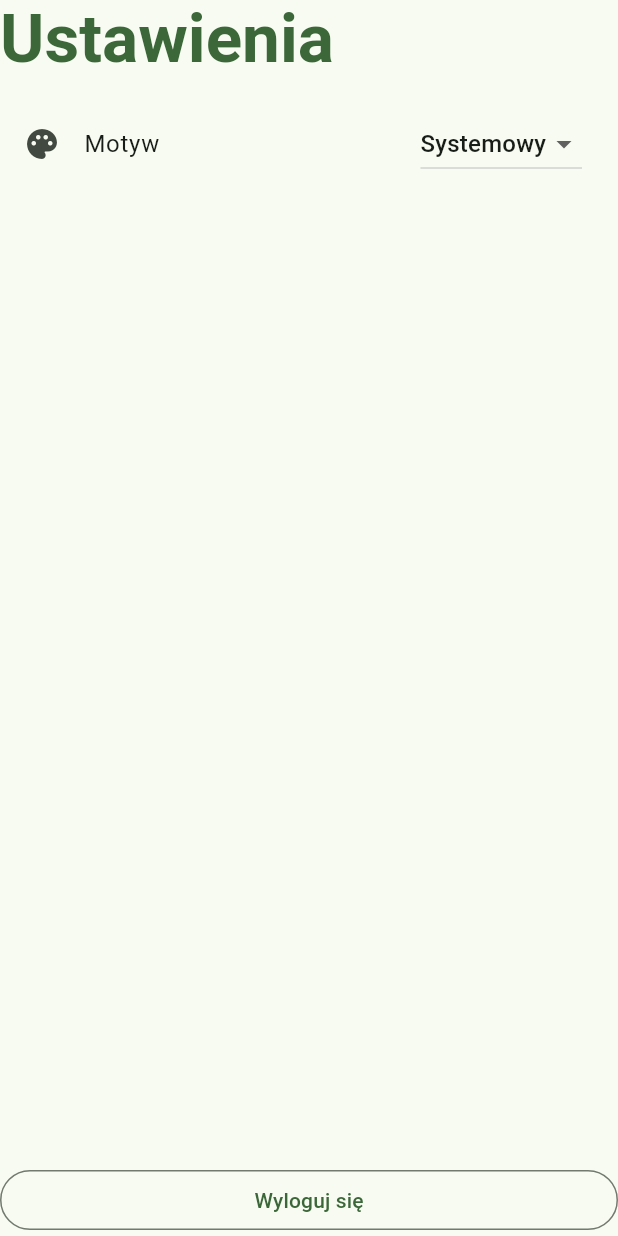
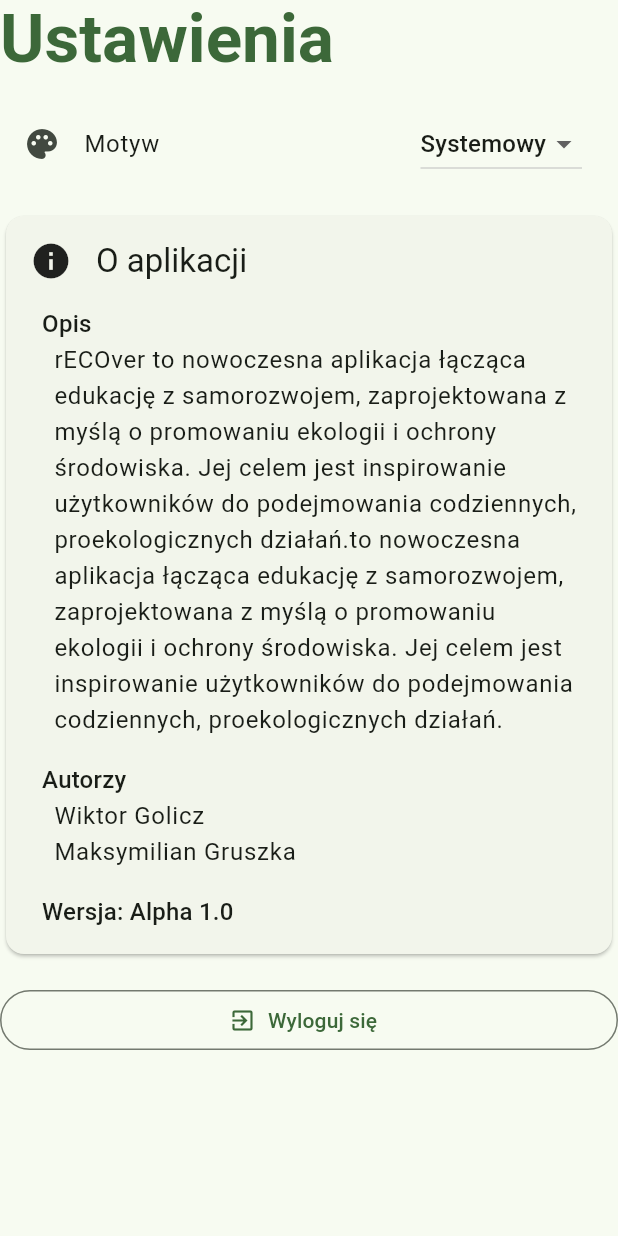
Before and after one commit to Wiktor102/rECOver, a Flutter app: the Settings widget shown alone on an empty page, opened directly, on a phone screen of 412 x 824 dp. Run offline on Flutter 3.47's test engine with Material 3 defaults, Android fonts, the phone set to English and light mode, and no system bars; our stand-ins replace flutter_secure_storage, go_router, material_symbols_icons; missing offline and left inert: jwt_decode; accounts and stored records are empty.

Commit message:
Added app info in settings

```diff
--- a/app/lib/pages/app/settings/settings.dart
+++ b/app/lib/pages/app/settings/settings.dart
@@ -8,13 +8,17 @@
 class Settings extends StatelessWidget {
   const Settings({super.key});
 
+  final String description =
+      "rECOver to nowoczesna aplikacja łącząca edukację z samorozwojem, zaprojektowana z myślą o promowaniu ekologii i ochrony środowiska. Jej celem jest inspirowanie użytkowników do podejmowania codziennych, proekologicznych działań.to nowoczesna aplikacja łącząca edukację z samorozwojem, zaprojektowana z myślą o promowaniu ekologii i ochrony środowiska. Jej celem jest inspirowanie użytkowników do podejmowania codziennych, proekologicznych działań.";
+
   void onThemeChanged(BuildContext context, AppThemeMode? value) {
     Provider.of<SettingsModel>(context, listen: false).changeTheme(value ?? AppThemeMode.system);
   }
 
   @override
   Widget build(BuildContext context) {
-    return Column(
+    return SingleChildScrollView(
+      child: Column(
         crossAxisAlignment: CrossAxisAlignment.stretch,
         children: [
           const ScreenHeading(title: "Ustawienia"),
@@ -33,15 +37,62 @@
               );
             }),
           ),
-        const Expanded(child: SizedBox.expand()),
-        OutlinedButton(
+          const SizedBox(height: 16),
+          Card(
+            child: Padding(
+              padding: const EdgeInsets.all(16),
+              child: Column(
+                crossAxisAlignment: CrossAxisAlignment.start,
+                children: [
+                  Row(
+                    children: [
+                      const Icon(Icons.info, size: 28),
+                      const SizedBox(width: 16),
+                      Text("O aplikacji", style: Theme.of(context).textTheme.titleLarge),
+                    ],
+                  ),
+                  const SizedBox(height: 16),
+                  Padding(
+                    padding: const EdgeInsets.only(left: 8.0),
+                    child: Text("Opis", style: Theme.of(context).textTheme.titleMedium),
+                  ),
+                  Padding(
+                    padding: const EdgeInsets.only(left: 16.0),
+                    child: Text(description, style: Theme.of(context).textTheme.bodyLarge),
+                  ),
+                  const SizedBox(height: 16),
+                  Padding(
+                    padding: const EdgeInsets.only(left: 8.0),
+                    child: Text("Autorzy", style: Theme.of(context).textTheme.titleMedium),
+                  ),
+                  Padding(
+                    padding: const EdgeInsets.only(left: 16.0),
+                    child: Text("Wiktor Golicz", style: Theme.of(context).textTheme.bodyLarge),
+                  ),
+                  Padding(
+                    padding: const EdgeInsets.only(left: 16.0),
+                    child: Text("Maksymilian Gruszka", style: Theme.of(context).textTheme.bodyLarge),
+                  ),
+                  const SizedBox(height: 16),
+                  Padding(
+                    padding: const EdgeInsets.only(left: 8.0),
+                    child: Text("Wersja: Alpha 1.0", style: Theme.of(context).textTheme.titleMedium),
+                  ),
+                ],
+              ),
+            ),
+          ),
+          const SizedBox(height: 16),
+          OutlinedButton.icon(
             onPressed: () {
               Provider.of<AuthModel>(context, listen: false).logout();
               context.go("/login");
             },
-          child: const Text("Wyloguj się"),
+            icon: const Icon(Icons.exit_to_app),
+            label: const Text("Wyloguj się"),
           ),
         ],
+      ),
     );
   }
 }
```
Lines whose indentation alone changed are shown as unchanged.
